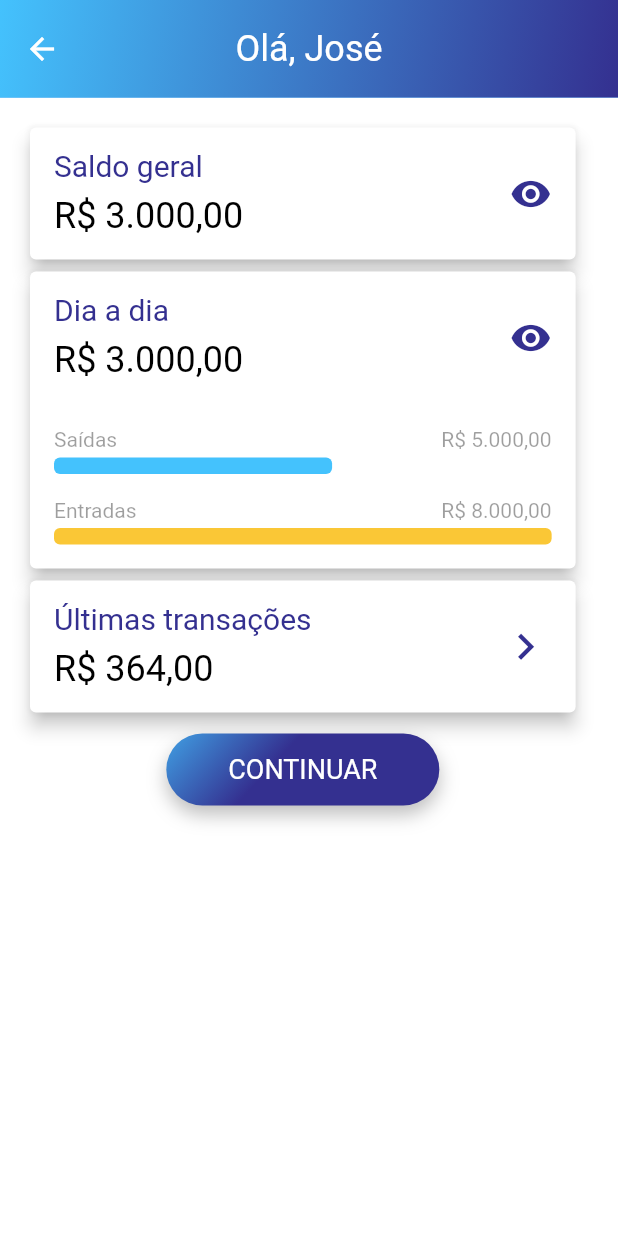
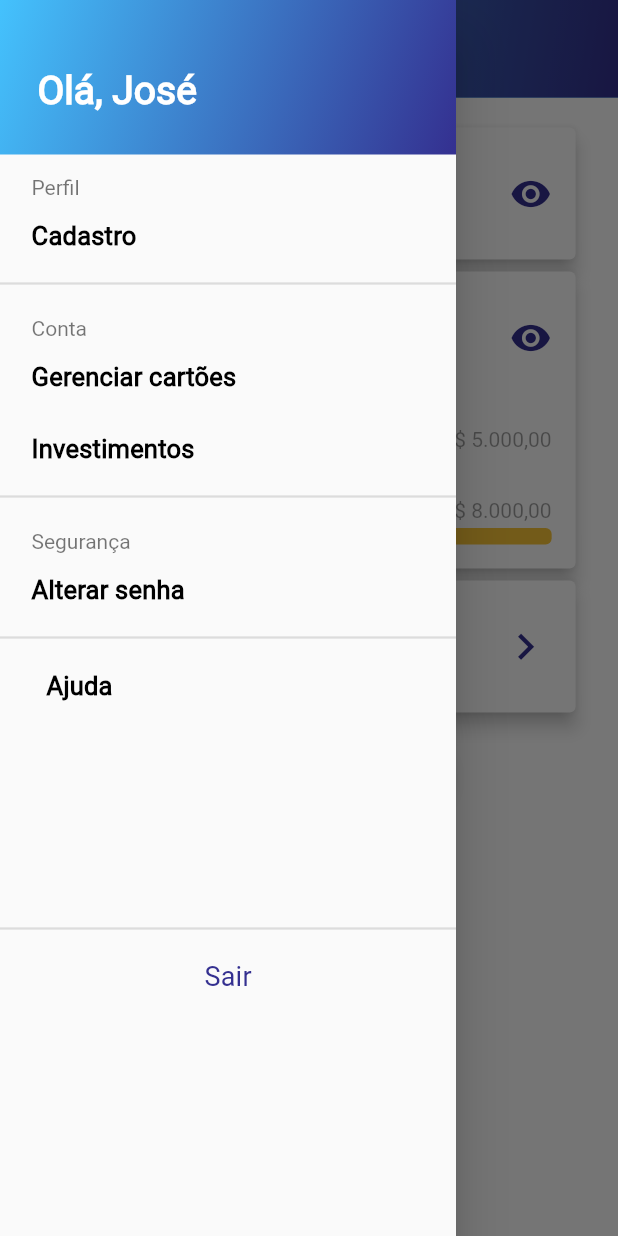
Before and after one commit to luna-vasconcelos/raroacademy-budget-techninjas, a Flutter app: the HomePage screen opened by its route, with the side drawer open (before the commit the screen has no drawer), on a phone screen of 412 x 824 dp. Run offline on Flutter 3.47's test engine with Material 2 defaults, Android fonts, the phone set to English and light mode, and no system bars; our stand-ins replace firebase_auth, firebase_core, flutter_modular, flutter_screenutil; missing offline and left inert: animated_card; accounts and stored records are empty; project files that could hold a hidden picture were left out.

Commit message:
Drawer widget

```diff
--- a/lib/src/modules/home/home/home_page.dart
+++ b/lib/src/modules/home/home/home_page.dart
@@ -3,6 +3,7 @@ import 'package:flutter_modular/flutter_modular.dart';
 
 import 'package:raroacademy_budget_techninjas/src/shared/app_constants/app_colors.dart';
 import 'package:raroacademy_budget_techninjas/src/shared/app_constants/text_styles.dart';
+import 'package:raroacademy_budget_techninjas/src/shared/app_widgets/drawer_widget.dart';
 import 'package:raroacademy_budget_techninjas/src/shared/app_widgets/elevated_buttom_widget.dart';
 
 class HomePage extends StatefulWidget {
@@ -17,6 +18,7 @@ class _HomePageState extends State<HomePage> {
   Widget build(BuildContext context) {
     return Scaffold(
       backgroundColor: Colors.white,
+      drawer: DrawerWidget(),
       appBar: AppBar(
         title: Text(
           'Olá, José',
@@ -202,7 +204,7 @@ class _HomePageState extends State<HomePage> {
                 ),
               ),
               ButtonWidget(
-                  buttonText: 'CONTINUAR',
+                  buttonText: '\u{FF0B}  NOVO CONTROLE',
                   width: 182,
                   height: 40,
                   onpressed: () {
--- a/lib/src/shared/app_constants/text_styles.dart
+++ b/lib/src/shared/app_constants/text_styles.dart
@@ -26,12 +26,26 @@ class TextStyles {
     color: Colors.white,
   );
 
+  static TextStyle titledrawer = TextStyle(
+    fontFamily: "Roboto",
+    fontWeight: FontWeight.w700,
+    fontSize: 26,
+    color: Colors.white,
+  );
+
   static TextStyle cyanw400Roboto = TextStyle(
     fontFamily: "Roboto",
     fontWeight: FontWeight.w400,
     fontSize: 48,
     color: AppColors.ciano,
   );
+
+  static TextStyle roxow400Roboto = TextStyle(
+      fontFamily: "Roboto",
+      fontWeight: FontWeight.w400,
+      fontSize: 18,
+      color: AppColors.roxo,
+      letterSpacing: 0.15);
 
   static TextStyle roxow500Roboto = TextStyle(
     fontFamily: "Roboto",
@@ -58,6 +72,19 @@ class TextStyles {
     fontSize: 14,
     color: Colors.black38,
   );
+  static TextStyle tittlecarddrawer = TextStyle(
+    fontFamily: "Roboto",
+    fontWeight: FontWeight.w400,
+    fontSize: 14,
+    color: Colors.black54,
+  );
+  static TextStyle subtittlecarddrawer = TextStyle(
+    fontFamily: "Roboto",
+    fontWeight: FontWeight.w600,
+    fontSize: 17,
+    color: Colors.black,
+    letterSpacing: 0.15,
+  );
 
   static TextStyle montserrat700white = TextStyle(
     fontFamily: "Montserrat",
--- /dev/null
+++ b/lib/src/shared/app_widgets/drawer_widget.dart
@@ -0,0 +1,163 @@
+import 'package:flutter/material.dart';
+import 'package:raroacademy_budget_techninjas/src/shared/app_constants/app_colors.dart';
+import 'package:raroacademy_budget_techninjas/src/shared/app_constants/text_styles.dart';
+
+class DrawerWidget extends StatelessWidget {
+  const DrawerWidget({Key? key}) : super(key: key);
+
+  @override
+  Widget build(BuildContext context) {
+    return Drawer(
+      child: ListView(
+        padding: EdgeInsets.zero,
+        children: <Widget>[
+          Container(
+              height: 103,
+              decoration: BoxDecoration(
+                  gradient: LinearGradient(
+                      begin: Alignment.topLeft,
+                      end: Alignment.bottomRight,
+                      colors: <Color>[AppColors.ciano, AppColors.roxo])),
+              child: Padding(
+                padding: const EdgeInsets.only(left: 25, top: 45),
+                child: Text(
+                  "Olá, José",
+                  style: TextStyles.titledrawer,
+                ),
+              )),
+          Column(
+            crossAxisAlignment: CrossAxisAlignment.start,
+            children: [
+              Padding(
+                padding: const EdgeInsets.only(left: 21, top: 14),
+                child: Column(
+                  crossAxisAlignment: CrossAxisAlignment.start,
+                  children: [
+                    Text(
+                      'Perfil',
+                      style: TextStyles.tittlecarddrawer,
+                    ),
+                    //SizedBox(height: 15),
+                    TextButton(
+                      style: TextButton.styleFrom(
+                        padding: EdgeInsets.all(0),
+                      ),
+                      onPressed: () {},
+                      child: Text(
+                        'Cadastro',
+                        style: TextStyles.subtittlecarddrawer,
+                      ),
+                    ),
+                  ],
+                ),
+              ),
+              Divider(
+                thickness: 1.5,
+                indent: 0,
+              ),
+              Padding(
+                padding: const EdgeInsets.only(left: 21, top: 14),
+                child: Column(
+                  crossAxisAlignment: CrossAxisAlignment.start,
+                  children: [
+                    Text(
+                      'Conta',
+                      style: TextStyles.tittlecarddrawer,
+                    ),
+                    TextButton(
+                      style: TextButton.styleFrom(
+                        padding: EdgeInsets.all(0),
+                      ),
+                      onPressed: () {},
+                      child: Text(
+                        'Gerenciar cartões',
+                        style: TextStyles.subtittlecarddrawer,
+                      ),
+                    ),
+                    TextButton(
+                      style: TextButton.styleFrom(
+                        padding: EdgeInsets.all(0),
+                      ),
+                      onPressed: () {},
+                      child: Text(
+                        'Investimentos',
+                        style: TextStyles.subtittlecarddrawer,
+                      ),
+                    ),
+                  ],
+                ),
+              ),
+              Divider(
+                thickness: 1.5,
+                indent: 0,
+              ),
+              Padding(
+                padding: const EdgeInsets.only(left: 21, top: 14),
+                child: Column(
+                  crossAxisAlignment: CrossAxisAlignment.start,
+                  children: [
+                    Text(
+                      'Segurança',
+                      style: TextStyles.tittlecarddrawer,
+                    ),
+                    TextButton(
+                      style: TextButton.styleFrom(
+                        padding: EdgeInsets.all(0),
+                      ),
+                      onPressed: () {},
+                      child: Text(
+                        'Alterar senha',
+                        style: TextStyles.subtittlecarddrawer,
+                      ),
+                    ),
+                  ],
+                ),
+              ),
+              Divider(
+                thickness: 1.5,
+                indent: 0,
+              ),
+              Padding(
+                padding: const EdgeInsets.only(left: 21),
+                child: Column(
+                  crossAxisAlignment: CrossAxisAlignment.start,
+                  children: [
+                    TextButton(
+                      style: TextButton.styleFrom(
+                        padding: EdgeInsets.all(0),
+                      ),
+                      onPressed: () {},
+                      child: Text(
+                        'Ajuda',
+                        style: TextStyles.subtittlecarddrawer,
+                      ),
+                    ),
+                    SizedBox(
+                      height: 130,
+                    ),
+                  ],
+                ),
+              ),
+              Divider(
+                thickness: 1.5,
+                indent: 0,
+              ),
+              Center(
+                child: TextButton(
+                  style: TextButton.styleFrom(
+                    padding: EdgeInsets.all(0),
+                  ),
+                  onPressed: () {},
+                  child: Text(
+                    'Sair',
+                    style: TextStyles.roxow400Roboto,
+                  ),
+                ),
+              ),
+            ],
+          ),
+        ],
+      ),
+    );
+  }
+}
```
